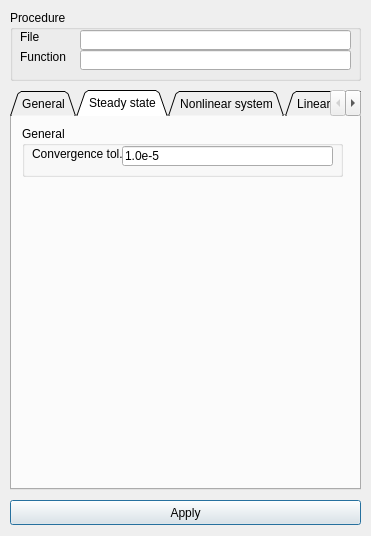
The window that misc/Mesh3D/forms/solverparameters.ui (tehnick/elmerfem) describes before a commit, drawn with Qt 5.
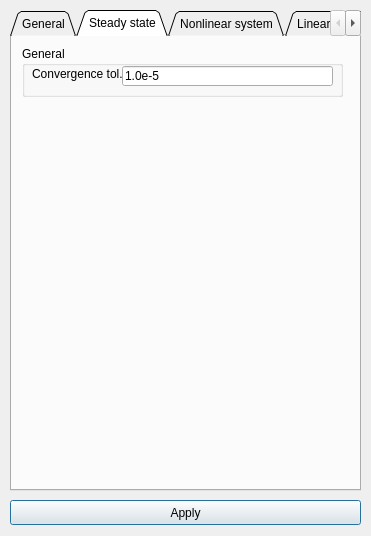
The same window after the commit. The open tabs and pages were chosen to show the change. Icons and pictures are not drawn.

```diff
--- a/misc/Mesh3D/forms/solverparameters.ui
+++ b/misc/Mesh3D/forms/solverparameters.ui
@@ -12,72 +12,13 @@
   <property name="windowTitle" >
    <string>Solver parameters</string>
   </property>
-  <widget class="QGroupBox" name="procedureGroup" >
-   <property name="geometry" >
-    <rect>
-     <x>10</x>
-     <y>10</y>
-     <width>351</width>
-     <height>71</height>
-    </rect>
-   </property>
-   <property name="title" >
-    <string>Procedure</string>
-   </property>
-   <widget class="QLabel" name="procedureFileLabel" >
-    <property name="geometry" >
-     <rect>
-      <x>10</x>
-      <y>20</y>
-      <width>46</width>
-      <height>14</height>
-     </rect>
-    </property>
-    <property name="text" >
-     <string>File</string>
-    </property>
-   </widget>
-   <widget class="QLabel" name="procedureFunctionLabel" >
-    <property name="geometry" >
-     <rect>
-      <x>10</x>
-      <y>40</y>
-      <width>46</width>
-      <height>14</height>
-     </rect>
-    </property>
-    <property name="text" >
-     <string>Function</string>
-    </property>
-   </widget>
-   <widget class="QLineEdit" name="procedureFileEdit" >
-    <property name="geometry" >
-     <rect>
-      <x>70</x>
-      <y>20</y>
-      <width>271</width>
-      <height>20</height>
-     </rect>
-    </property>
-   </widget>
-   <widget class="QLineEdit" name="procedureFunctionEdit" >
-    <property name="geometry" >
-     <rect>
-      <x>70</x>
-      <y>40</y>
-      <width>271</width>
-      <height>20</height>
-     </rect>
-    </property>
-   </widget>
-  </widget>
   <widget class="QTabWidget" name="solverControlTabs" >
    <property name="geometry" >
     <rect>
      <x>10</x>
-     <y>90</y>
+     <y>10</y>
      <width>351</width>
-     <height>400</height>
+     <height>481</height>
     </rect>
    </property>
    <property name="tabShape" >
```
Left out of the diff: 2 changed lines with no effect on the pictures.
